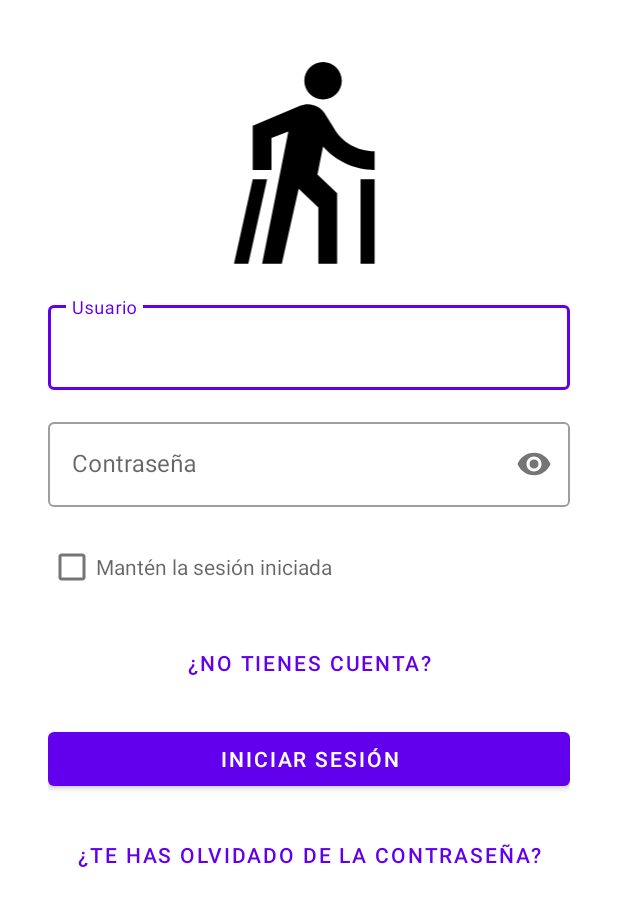
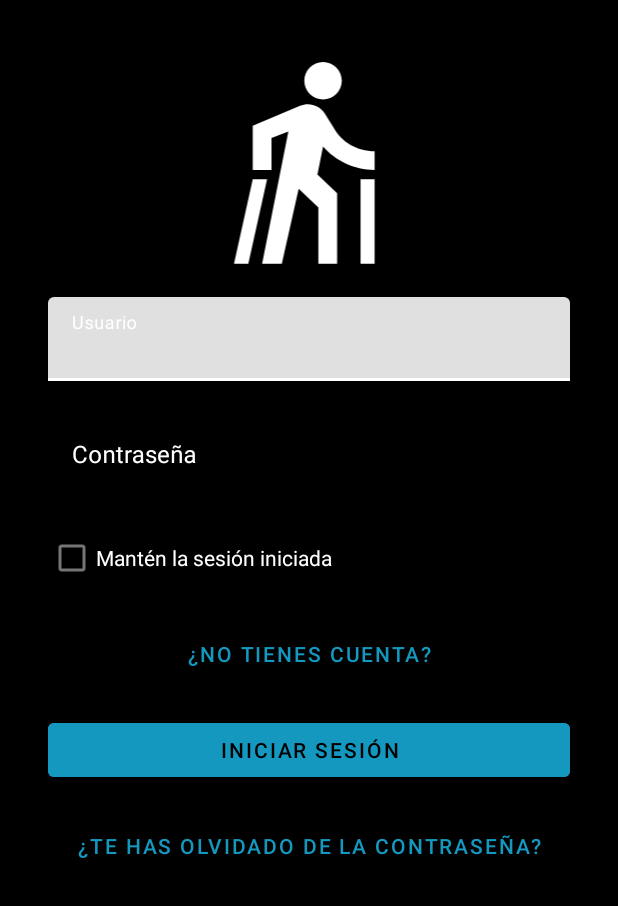
Before and after one commit to Lapiszss01/Proyecto-final-DAM, an Android app: the screen it shows after launch (MainActivity), on a phone screen of 412 x 824 dp. Shown: the top 906 px of the screen. Run offline under Robolectric (Android 15) with nearby library versions, the phone set to English and light mode, and no system bars.

Commit message:
Más cositas

```diff
--- a/app/src/main/res/layout/activity_main.xml
+++ b/app/src/main/res/layout/activity_main.xml
@@ -4,7 +4,8 @@
     xmlns:tools="http://schemas.android.com/tools"
     android:layout_width="match_parent"
     android:layout_height="match_parent"
-    tools:context=".MainActivity">
+    tools:context=".MainActivity"
+    android:background="@color/blackBackground">
 
     <LinearLayout
         android:layout_width="match_parent"
@@ -17,17 +18,20 @@
             android:id="@+id/ivLogo"
             android:layout_width="match_parent"
             android:layout_height="150dp"
-            app:srcCompat="@drawable/ic_logo_prueba" />
+            app:srcCompat="@drawable/ic_logo_prueba"
+            app:tint="@color/Letters" />
 
         <com.google.android.material.textfield.TextInputLayout
-            style="@style/Widget.MaterialComponents.TextInputLayout.OutlinedBox"
+            style="MyTextInputLayout_overlay"
             android:layout_width="match_parent"
             android:layout_height="wrap_content"
             android:layout_marginTop="16dp"
             android:layout_marginBottom="16dp"
-            android:hint="Usuario">
+            android:hint="Usuario"
+            android:textColorHint="@color/Letters">
 
             <com.google.android.material.textfield.TextInputEditText
+
                 android:id="@+id/etUser"
                 android:layout_width="match_parent"
                 android:layout_height="wrap_content"
@@ -39,9 +43,9 @@
             style="@style/Widget.MaterialComponents.TextInputLayout.OutlinedBox"
             android:layout_width="match_parent"
             android:layout_height="wrap_content"
-
             android:hint="Contraseña"
-            app:passwordToggleEnabled="true">
+            app:passwordToggleEnabled="true"
+            android:textColorHint="@color/Letters">
 
             <com.google.android.material.textfield.TextInputEditText
                 android:id="@+id/etPassword"
@@ -58,11 +62,12 @@
             android:layout_marginTop="16dp"
             android:layout_marginBottom="16dp"
             android:text="Mantén la sesión iniciada"
-            android:textColor="?attr/colorControlNormal"/>
+            android:textColor="@color/Letters"/>
 
         <Button
             android:id="@+id/btnRegister"
             style="@style/Widget.MaterialComponents.Button.TextButton"
+            android:textColor="@color/blueButton"
             android:layout_width="match_parent"
             android:layout_height="wrap_content"
             android:layout_marginBottom="16dp"
@@ -73,6 +78,8 @@
             android:layout_width="match_parent"
             android:layout_height="wrap_content"
             android:layout_marginBottom="16dp"
+            android:backgroundTint="@color/blueButton"
+            android:textColor="@color/blackBackground"
             android:text="Iniciar sesión" />
 
         <Button
@@ -80,7 +87,8 @@
             style="@style/Widget.MaterialComponents.Button.TextButton"
             android:layout_width="match_parent"
             android:layout_height="wrap_content"
-            android:text="¿Te has olvidado de la contraseña?" />
+            android:text="¿Te has olvidado de la contraseña?"
+            android:textColor="@color/blueButton"/>
 
 
     </LinearLayout>
--- a/app/src/main/res/layout/activity_registro_0.xml
+++ b/app/src/main/res/layout/activity_registro_0.xml
@@ -122,6 +122,7 @@
             android:layout_width="match_parent"
             android:layout_height="wrap_content"
             android:layout_marginBottom="16dp"
+            android:backgroundTint="@color/blackBackground"
             android:textSize="24dp"
             android:text="Continuar" />
 
--- a/app/src/main/res/values/colors.xml
+++ b/app/src/main/res/values/colors.xml
@@ -1,12 +1,20 @@
 <?xml version="1.0" encoding="utf-8"?>
 <resources>
     <color name="purple_200">#FFBB86FC</color>
-    <color name="purple_500">#FF6200EE</color>
-    <color name="purple_700">#FF3700B3</color>
+    <color name="purple_500">#FFFFFFFF</color>
+    <color name="purple_700">#1498BF</color>
     <color name="teal_200">#FF03DAC5</color>
     <color name="teal_700">#FF018786</color>
     <color name="black">#FF000000</color>
-    <color name="dark_grey">#DCDCDC</color>
+    <color name="dark_grey">#FFFFFFFF</color>
     <color name="white">#FFFFFFFF</color>
     <color name="aa">#EF2121</color>
+
+    <color name="blackBackground">#FF000000</color>
+    <color name="Letters">#FFFFFFFF</color>
+    <color name="blueButton">#1498BF</color>
+    <color name="blueSelected">#345280</color>
+
+
+
 </resources>
--- a/app/src/main/res/values/themes.xml
+++ b/app/src/main/res/values/themes.xml
@@ -12,7 +12,9 @@
         <!-- Status bar color. -->
         <item name="android:statusBarColor">?attr/colorPrimaryVariant</item>
         <!-- Customize your theme here. -->
-        <item name="colorOnSecondary">@color/black</item>
+
+
+
 
     </style>
 </resources>
```
Also changed, not shown: app/src/main/java/com/example/proyectofinaldam/ui/Ejercicio/EjercicioFragment.java (+19 -16 lines), app/src/main/res/values/styles.xml (added, +12 -0 lines).
